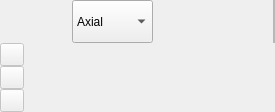
Old version of the form Libs/qMRMLWidgets/Resources/UI/qMRMLSliceControllerWidget.ui in the repository gezidan/Slicer.
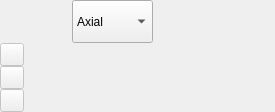
New version of the form. Icons and pictures are not drawn. Custom widgets are drawn as their Qt base class.

Commit message: ENH: removed empty frame

The edit to the form file:
```diff
--- a/Libs/qMRMLWidgets/Resources/UI/qMRMLSliceControllerWidget.ui
+++ b/Libs/qMRMLWidgets/Resources/UI/qMRMLSliceControllerWidget.ui
@@ -198,33 +198,6 @@
        </property>
       </spacer>
      </item>
-     <item>
-      <widget class="QFrame" name="GlobalFrame">
-       <property name="sizePolicy">
-        <sizepolicy hsizetype="Preferred" vsizetype="Ignored">
-         <horstretch>0</horstretch>
-         <verstretch>0</verstretch>
-        </sizepolicy>
-       </property>
-       <property name="frameShape">
-        <enum>QFrame::StyledPanel</enum>
-       </property>
-       <property name="frameShadow">
-        <enum>QFrame::Raised</enum>
-       </property>
-       <property name="lineWidth">
-        <number>1</number>
-       </property>
-       <layout class="QHBoxLayout" name="horizontalLayout_3">
-        <property name="spacing">
-         <number>0</number>
-        </property>
-        <property name="margin">
-         <number>0</number>
-        </property>
-       </layout>
-      </widget>
-     </item>
     </layout>
    </item>
    <item row="1" column="0">
```
